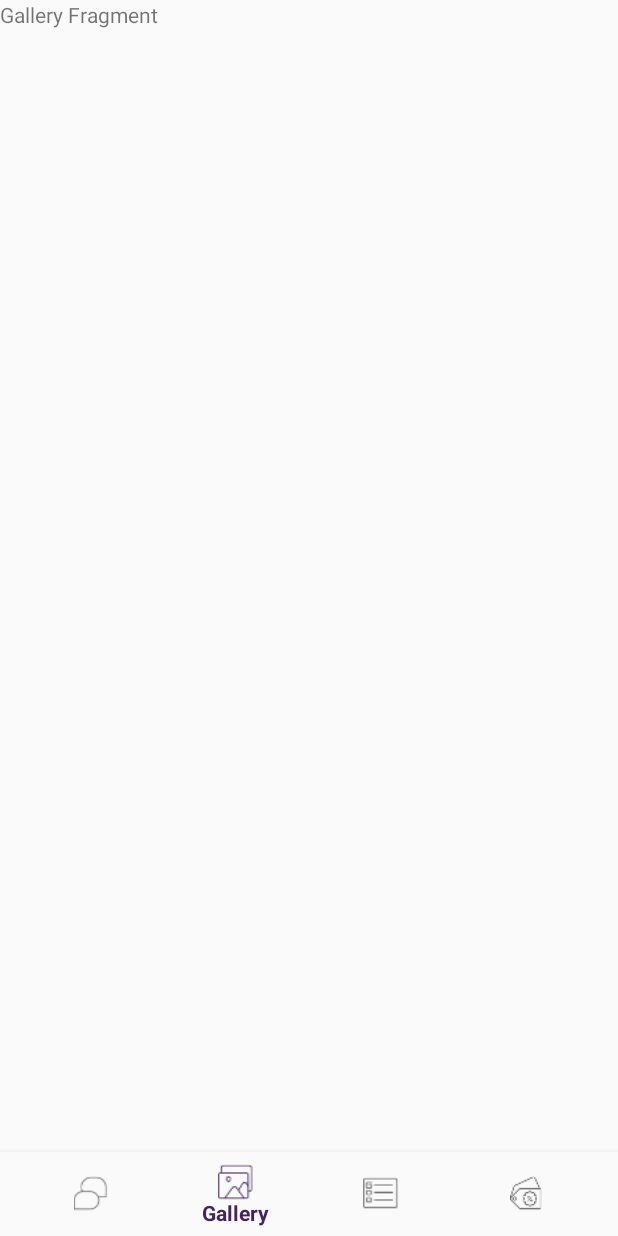
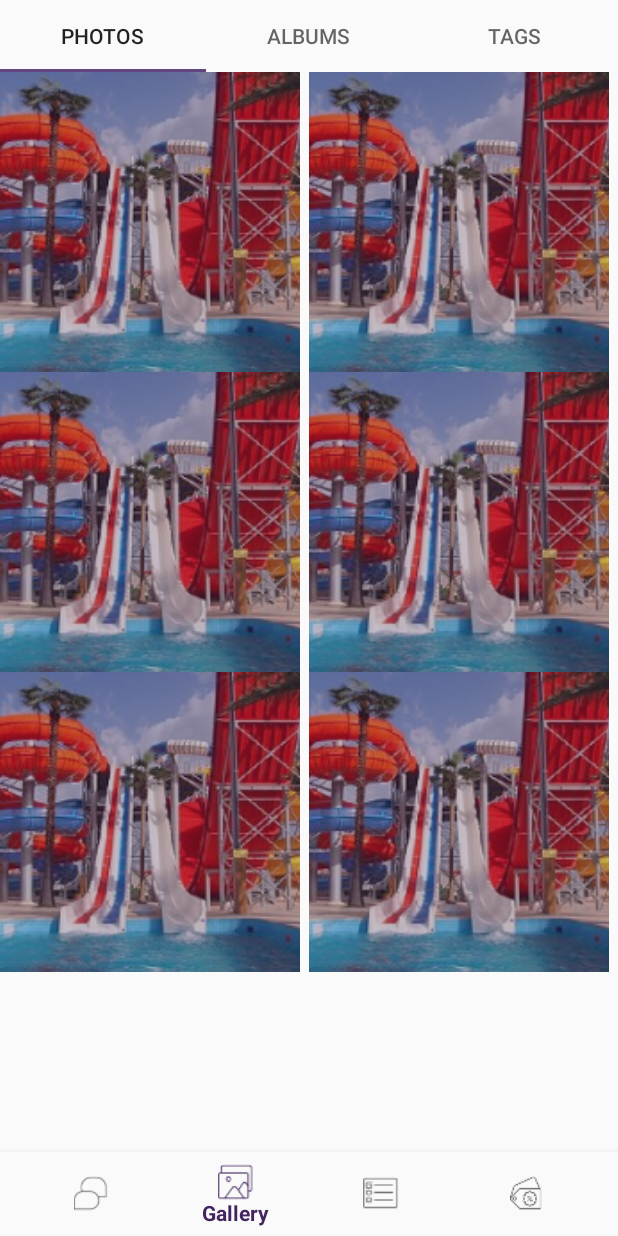
Before and after one commit to sabri916/Togthr, an Android app: the screen it shows after launch once a user with an empty profile is signed in (MainActivity), item 2 of the bottom bar chosen, on a phone screen of 412 x 824 dp. Run offline under Robolectric (Android 15) with nearby library versions, the phone set to English and light mode, and no system bars; our stand-ins replace Firebase (no records; nobody signed in at launch, a user with empty details on screens opened directly), Picasso; libraries missing offline, so code that uses them is left out: com.github.vipulasri.timelineview.

Commit message:
gallery shows

```diff
--- a/app/src/main/java/co/togthrapp/togthr/Fragments/GalleryFragment.java
+++ b/app/src/main/java/co/togthrapp/togthr/Fragments/GalleryFragment.java
@@ -3,10 +3,16 @@ package co.togthrapp.togthr.Fragments;
 
 import android.os.Bundle;
 import android.support.v4.app.Fragment;
+import android.support.v7.widget.GridLayoutManager;
+import android.support.v7.widget.LinearLayoutManager;
+import android.support.v7.widget.RecyclerView;
 import android.view.LayoutInflater;
 import android.view.View;
 import android.view.ViewGroup;
 
+import java.util.ArrayList;
+
+import co.togthrapp.togthr.GalleryAdapter;
 import co.togthrapp.togthr.R;
 
 /**
@@ -14,6 +20,7 @@ import co.togthrapp.togthr.R;
  */
 public class GalleryFragment extends Fragment {
 
+    RecyclerView mRecyclerView;
 
     public GalleryFragment() {
         // Required empty public constructor
@@ -24,7 +31,21 @@ public class GalleryFragment extends Fragment {
     public View onCreateView(LayoutInflater inflater, ViewGroup container,
                              Bundle savedInstanceState) {
         // Inflate the layout for this fragment
-        return inflater.inflate(R.layout.fragment_gallery, container, false);
+
+        ArrayList<Integer> ImageIdArrayList = new ArrayList<>();
+        ImageIdArrayList.add(R.drawable.dream_oasis);
+        ImageIdArrayList.add(R.drawable.dream_oasis);
+        ImageIdArrayList.add(R.drawable.dream_oasis);
+        ImageIdArrayList.add(R.drawable.dream_oasis);
+        ImageIdArrayList.add(R.drawable.dream_oasis);
+        ImageIdArrayList.add(R.drawable.dream_oasis);
+
+        View rootView = inflater.inflate(R.layout.fragment_gallery, container, false);
+        mRecyclerView = rootView.findViewById(R.id.rv_gallery);
+        mRecyclerView.setLayoutManager(new GridLayoutManager(getContext(), 2));
+        mRecyclerView.setAdapter(new GalleryAdapter(getContext(), ImageIdArrayList));
+
+        return rootView;
     }
 
 }
--- /dev/null
+++ b/app/src/main/java/co/togthrapp/togthr/GalleryAdapter.java
@@ -0,0 +1,45 @@
+package co.togthrapp.togthr;
+
+import android.content.Context;
+import android.support.v7.widget.RecyclerView;
+import android.view.LayoutInflater;
+import android.view.View;
+import android.view.ViewGroup;
+
+import java.util.ArrayList;
+
+/**
+ * Created by sabri on 16/12/17.
+ */
+
+public class GalleryAdapter extends RecyclerView.Adapter<GalleryViewHolder> {
+
+    Context context;
+    ArrayList imageIdArrayList;
+
+    public GalleryAdapter(Context context, ArrayList<Integer> imageIdArrayList) {
+        this.context = context;
+        this.imageIdArrayList = imageIdArrayList;
+    }
+
+
+    @Override
+    public GalleryViewHolder onCreateViewHolder(ViewGroup parent, int viewType) {
+        int layoutId = R.layout.gallery_item;
+
+        context = parent.getContext();
+        LayoutInflater layoutInflater = LayoutInflater.from(context);
+        View view = layoutInflater.inflate(layoutId,parent,false);
+        return new GalleryViewHolder(view, viewType);
+    }
+
+    @Override
+    public void onBindViewHolder(GalleryViewHolder holder, int position) {
+        holder.photoImageView.setImageResource((Integer) imageIdArrayList.get(position));
+    }
+
+    @Override
+    public int getItemCount() {
+        return imageIdArrayList.size();
+    }
+}
--- /dev/null
+++ b/app/src/main/java/co/togthrapp/togthr/GalleryViewHolder.java
@@ -0,0 +1,19 @@
+package co.togthrapp.togthr;
+
+import android.support.v7.widget.RecyclerView;
+import android.view.View;
+import android.widget.ImageView;
+
+/**
+ * Created by sabri on 16/12/17.
+ */
+
+class GalleryViewHolder extends RecyclerView.ViewHolder {
+
+    ImageView photoImageView;
+
+    public GalleryViewHolder(View view, int viewType) {
+        super(view);
+        photoImageView = view.findViewById(R.id.iv_photo);
+    }
+}
--- a/app/src/main/res/layout/fragment_gallery.xml
+++ b/app/src/main/res/layout/fragment_gallery.xml
@@ -1,13 +1,39 @@
-<FrameLayout xmlns:android="http://schemas.android.com/apk/res/android"
+<LinearLayout xmlns:android="http://schemas.android.com/apk/res/android"
+    android:orientation="vertical"
     xmlns:tools="http://schemas.android.com/tools"
     android:layout_width="match_parent"
     android:layout_height="match_parent"
     tools:context="co.togthrapp.togthr.Fragments.GalleryFragment">
 
-    <!-- TODO: Update blank fragment layout -->
-    <TextView
+    <android.support.design.widget.TabLayout
+        android:layout_height="wrap_content"
+        android:layout_width="match_parent">
+
+        <android.support.design.widget.TabItem
+            android:text="Photos"
+            android:layout_height="wrap_content"
+            android:layout_width="wrap_content"/>
+
+        <android.support.design.widget.TabItem
+            android:layout_height="wrap_content"
+            android:layout_width="wrap_content"
+            android:text="Albums"/>
+
+
+        <android.support.design.widget.TabItem
+            android:layout_height="wrap_content"
+            android:layout_width="wrap_content"
+            android:text="Tags"/>
+
+    </android.support.design.widget.TabLayout>
+
+    <android.support.v7.widget.RecyclerView
+        android:id="@+id/rv_gallery"
         android:layout_width="match_parent"
-        android:layout_height="match_parent"
-        android:text="Gallery Fragment" />
+        android:layout_height="match_parent">
 
-</FrameLayout>
+    </android.support.v7.widget.RecyclerView>
+
+
+
+</LinearLayout>
--- /dev/null
+++ b/app/src/main/res/layout/gallery_item.xml
@@ -0,0 +1,12 @@
+<?xml version="1.0" encoding="utf-8"?>
+<RelativeLayout
+    xmlns:android="http://schemas.android.com/apk/res/android" android:layout_width="wrap_content"
+    android:layout_height="wrap_content">
+
+    <ImageView
+        android:id="@+id/iv_photo"
+        android:layout_width="200dp"
+        android:layout_height="200dp"
+        android:scaleType="centerCrop"/>
+
+</RelativeLayout>
```
